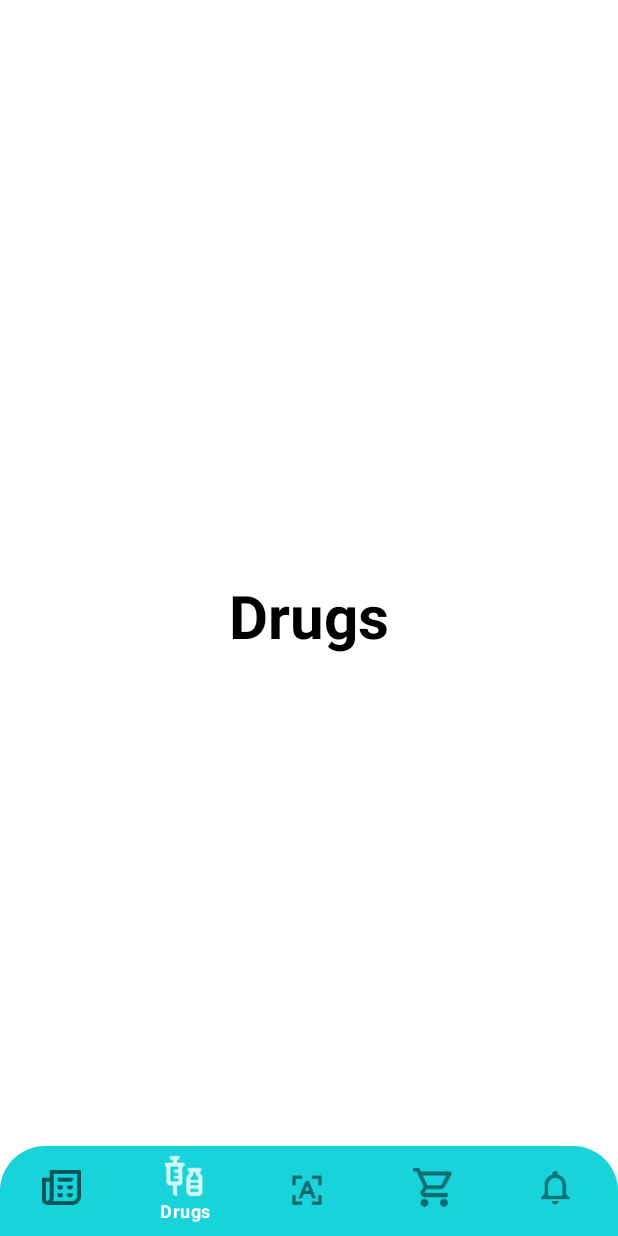
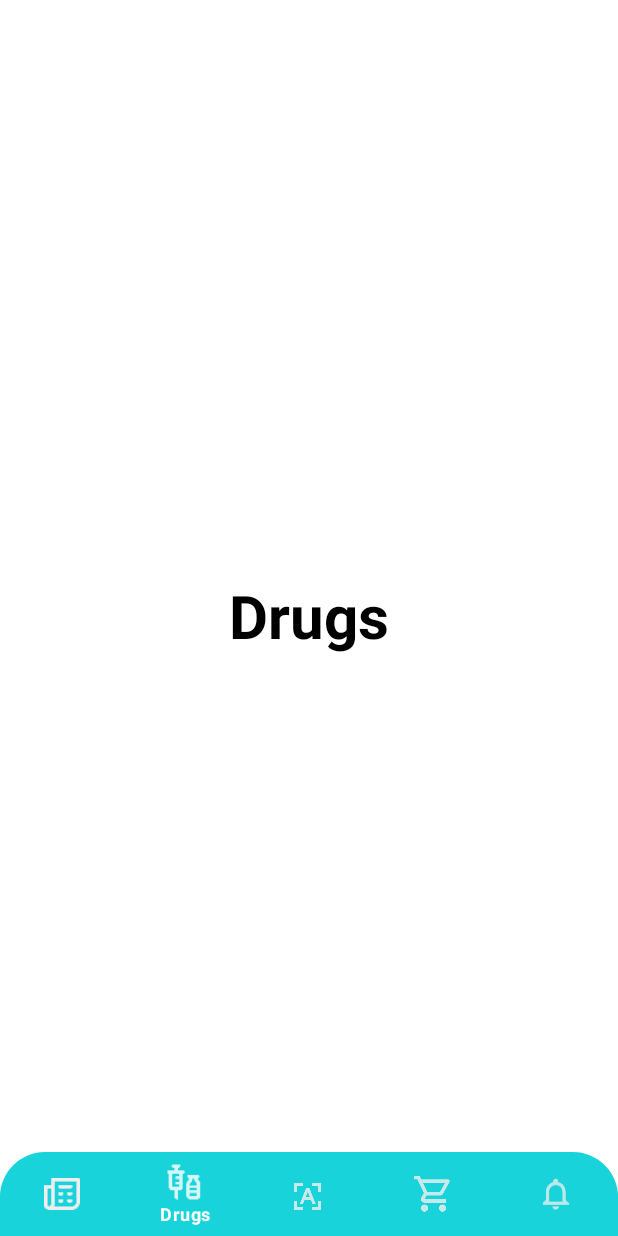
Before and after one commit to mahmoud947/smart_pharmacy, an Android app built with Jetpack Compose: the screen it shows after launch (MainActivity), item 2 of the bottom bar chosen, on a phone screen of 412 x 824 dp. Run offline under Robolectric (Android 15) with nearby library versions, the phone set to English and light mode, and no system bars; our stand-ins replace Dagger/Hilt's generated code, accompanist, paging.

Commit message:
add news feature

```diff
--- a/app/src/main/java/com/example/curativepis/core/presentation/screen/mai_screen/MainScreen.kt
+++ b/app/src/main/java/com/example/curativepis/core/presentation/screen/mai_screen/MainScreen.kt
@@ -1,6 +1,8 @@
 package com.example.curativepis.core.presentation.screen
 
-import androidx.compose.foundation.layout.*
+import androidx.compose.foundation.layout.RowScope
+import androidx.compose.foundation.layout.fillMaxWidth
+import androidx.compose.foundation.layout.size
 import androidx.compose.foundation.shape.RoundedCornerShape
 import androidx.compose.material.*
 import androidx.compose.runtime.Composable
@@ -20,14 +22,14 @@ import androidx.navigation.compose.currentBackStackEntryAsState
 import androidx.navigation.compose.rememberNavController
 import com.example.curativepis.core.navigation.BottomBarScreen
 import com.example.curativepis.core.navigation.BottomNavGraph
-import dagger.hilt.android.AndroidEntryPoint
 
 @Composable
 fun MainScreen() {
     val navController = rememberNavController()
     Scaffold(
-        bottomBar = { BottomBar(navController = navController) }
+        bottomBar = { BottomBar(navController = navController) },
     ) {
+
         BottomNavGraph(navController = navController)
     }
 }
@@ -47,8 +49,7 @@ fun BottomBar(navController: NavHostController) {
         backgroundColor = Color(0xFF19D3DA),
         modifier = Modifier
             .fillMaxWidth()
-            .clip(RoundedCornerShape(30.dp, 30.dp, 0.dp, 0.dp))
-            .height(60.dp),
+            .clip(RoundedCornerShape(30.dp, 30.dp, 0.dp, 0.dp)),
         elevation = 12.dp,
     ) {
 
@@ -85,15 +86,15 @@ fun RowScope.AddItem(
                 Icon(
                     painterResource(id = screen.icon),
                     contentDescription = screen.title,
-                    Modifier.size(32.dp),
+                    Modifier.size(28.dp),
                     tint = Color.White,
-
-                    )
+                )
             } else {
                 Icon(
                     painterResource(id = screen.icon),
                     contentDescription = screen.title,
-                    Modifier.size(26.dp),
+                    Modifier.size(24.dp),
+                    tint = Color(0xFFEEEEEE)
                 )
             }
 
@@ -109,11 +110,12 @@ fun RowScope.AddItem(
                 launchSingleTop = true
 
             }
+
         },
         alwaysShowLabel = false,
         enabled = true,
         selectedContentColor = Color.White,
-        unselectedContentColor = LocalContentColor.current.copy(alpha = ContentAlpha.medium),
+        unselectedContentColor = LocalContentColor.current.copy(alpha = ContentAlpha.disabled),
 
         )
 }
--- a/app/src/main/java/com/example/curativepis/feature_news/presntaion/screen/news_list_screen/NewsListScreenState.kt
+++ b/app/src/main/java/com/example/curativepis/feature_news/presntaion/screen/news_list_screen/NewsListScreenState.kt
@@ -7,5 +7,5 @@ import kotlinx.coroutines.flow.emptyFlow
 import kotlinx.coroutines.flow.flow
 
 data class NewsListScreenState(
-   var news: Flow<PagingData<Article>> = emptyFlow()
+   val news: Flow<PagingData<Article>> = emptyFlow()
 )
--- a/app/src/main/java/com/example/curativepis/feature_news/presntaion/screen/news_list_screen/NewsScreen.kt
+++ b/app/src/main/java/com/example/curativepis/feature_news/presntaion/screen/news_list_screen/NewsScreen.kt
@@ -1,43 +1,93 @@
 package com.example.curativepis.feature_news.presntaion.screen
 
+import android.annotation.SuppressLint
 import androidx.compose.foundation.background
-import androidx.compose.foundation.layout.Box
-import androidx.compose.foundation.layout.fillMaxSize
-import androidx.compose.material.Text
+import androidx.compose.foundation.layout.*
+import androidx.compose.material.*
+import androidx.compose.material.icons.Icons
+import androidx.compose.material.icons.filled.Menu
 import androidx.compose.runtime.Composable
 import androidx.compose.runtime.SideEffect
+import androidx.compose.runtime.rememberCoroutineScope
 import androidx.compose.ui.Alignment
 import androidx.compose.ui.Modifier
 import androidx.compose.ui.graphics.Color
 import androidx.compose.ui.text.font.FontWeight
+import androidx.compose.ui.text.style.TextAlign
 import androidx.compose.ui.tooling.preview.Preview
+import androidx.compose.ui.unit.dp
 import androidx.compose.ui.unit.sp
 import androidx.hilt.navigation.compose.hiltViewModel
 import androidx.paging.compose.collectAsLazyPagingItems
 import com.example.curativepis.feature_news.presntaion.screen.news_list_screen.NewsViewModel
 import com.example.curativepis.feature_news.presntaion.screen.news_list_screen.components.NewsListContent
 import com.google.accompanist.systemuicontroller.rememberSystemUiController
+import kotlinx.coroutines.launch
 
+@SuppressLint("StateFlowValueCalledInComposition")
 @Composable
 fun NewsScreen(
     homeViewModel: NewsViewModel = hiltViewModel()
 ) {
-    Box(modifier = Modifier
-        .fillMaxSize()
-        .background(Color.White),
-        contentAlignment = Alignment.Center
+    val scaffoldState= rememberScaffoldState(
+        drawerState = rememberDrawerState(initialValue = DrawerValue.Closed)
+    )
+    val scope= rememberCoroutineScope()
+
+    Scaffold(
+        scaffoldState = scaffoldState,
+        topBar = {
+
+            TopAppBar(
+                modifier = Modifier.fillMaxWidth(),
+                backgroundColor = MaterialTheme.colors.primary,
+                contentColor = Color.White,
+                title = {
+                    Row(modifier = Modifier.fillMaxWidth().padding(end = 72.dp), horizontalArrangement = Arrangement.Center) {
+                        Text(text = "News")
+                    }
+
+                        },
+                navigationIcon = {
+                    IconButton(
+                        onClick = {
+                            scope.launch {
+                                  scaffoldState.drawerState.open()
+                            }
+                        },
+                    ) {
+                        Icon(imageVector = Icons.Filled.Menu, contentDescription = "Menu Icon")
+
+                    }
+                }
+            )
+        },
+        drawerContent = {
+                Text("Drawer title", modifier = Modifier.padding(16.dp))
+        }
     ) {
         val systemUiController = rememberSystemUiController()
         val getAllNews=homeViewModel.state.value.news.collectAsLazyPagingItems()
+        val color=MaterialTheme.colors.primary
         SideEffect {
             systemUiController.setStatusBarColor(
-                color = Color(0XFF19D3DA),
+                color = color,
                 darkIcons = false
             )
         }
-        NewsListContent(items = getAllNews)
+        Box(modifier = Modifier
+            .fillMaxSize()
+            .background(Color.White),
+            contentAlignment = Alignment.Center
+        ) {
+
+
+            NewsListContent(items = getAllNews)
+
+        }
 
     }
+
 }
 
 @Composable
--- a/app/src/main/java/com/example/curativepis/feature_news/presntaion/screen/news_list_screen/NewsViewModel.kt
+++ b/app/src/main/java/com/example/curativepis/feature_news/presntaion/screen/news_list_screen/NewsViewModel.kt
@@ -1,15 +1,11 @@
 package com.example.curativepis.feature_news.presntaion.screen.news_list_screen
 
-import androidx.compose.runtime.State
-import androidx.compose.runtime.mutableStateOf
 import androidx.lifecycle.ViewModel
 import androidx.lifecycle.viewModelScope
 import androidx.paging.cachedIn
 import com.example.curativepis.feature_news.domain.repository.NewsRepository
 import dagger.hilt.android.lifecycle.HiltViewModel
-import kotlinx.coroutines.flow.collect
-import kotlinx.coroutines.flow.emptyFlow
-import kotlinx.coroutines.flow.flow
+import kotlinx.coroutines.flow.*
 import kotlinx.coroutines.launch
 import javax.inject.Inject
 
@@ -18,8 +14,8 @@ class NewsViewModel @Inject constructor(
     private val repository: NewsRepository
 ):ViewModel() {
 
-    private val _state= mutableStateOf(NewsListScreenState())
-    val state: State<NewsListScreenState> = _state
+    private val _state= MutableStateFlow(NewsListScreenState())
+    val state: StateFlow<NewsListScreenState> = _state
 
     init {
         getAllNews()
@@ -27,7 +23,9 @@ class NewsViewModel @Inject constructor(
     private fun getAllNews(){
         viewModelScope.launch {
             repository.getAllNews().cachedIn(viewModelScope).collect{
-                _state.value.news= flow { emit(it) }
+                _state.value=state.value.copy(
+                    news = flow { emit(it) }
+                )
             }
         }
     }
--- a/app/src/main/java/com/example/curativepis/feature_news/presntaion/screen/news_list_screen/components/NewsListContent.kt
+++ b/app/src/main/java/com/example/curativepis/feature_news/presntaion/screen/news_list_screen/components/NewsListContent.kt
@@ -1,25 +1,35 @@
 package com.example.curativepis.feature_news.presntaion.screen.news_list_screen.components
 
 import android.util.Log
+import androidx.compose.foundation.background
 import androidx.compose.foundation.layout.Arrangement
 import androidx.compose.foundation.layout.PaddingValues
 import androidx.compose.foundation.layout.fillMaxSize
 import androidx.compose.foundation.lazy.LazyColumn
+import androidx.compose.material.MaterialTheme
 import androidx.compose.runtime.Composable
+import androidx.compose.ui.Alignment
 import androidx.compose.ui.Modifier
 import androidx.compose.ui.unit.dp
 import androidx.paging.compose.LazyPagingItems
 import androidx.paging.compose.items
+import coil.annotation.ExperimentalCoilApi
 import com.example.curativepis.feature_news.domain.model.Article
+import com.example.curativepis.ui.theme.spacing
 
+@OptIn(ExperimentalCoilApi::class, androidx.compose.foundation.ExperimentalFoundationApi::class)
 @Composable
 fun NewsListContent(items: LazyPagingItems<Article>) {
     Log.d("Error", items.loadState.toString())
     LazyColumn(
-        modifier = Modifier.fillMaxSize(),
-        contentPadding = PaddingValues(all = 12.dp),
-        verticalArrangement = Arrangement.spacedBy(12.dp)
+        modifier = Modifier
+            .fillMaxSize()
+            .background(MaterialTheme.colors.background),
+        contentPadding = PaddingValues(horizontal = MaterialTheme.spacing.default),
+        verticalArrangement = Arrangement.spacedBy(MaterialTheme.spacing.small.plus(2.dp)),
+        horizontalAlignment = Alignment.CenterHorizontally
     ) {
+
         items(
             items = items,
             key = { article ->
@@ -30,5 +40,6 @@ fun NewsListContent(items: LazyPagingItems<Article>) {
                 NewsItem(article = it)
             }
         }
+
     }
 }
--- a/app/src/main/java/com/example/curativepis/ui/theme/Color.kt
+++ b/app/src/main/java/com/example/curativepis/ui/theme/Color.kt
@@ -6,3 +6,5 @@ val Purple200 = Color(0xFFBB86FC)
 val Purple500 = Color(0xFF6200EE)
 val Purple700 = Color(0xFF3700B3)
 val Teal200 = Color(0xFF03DAC5)
+val LightGrey=Color(0xFFE8E7E7)
+val babyBlue= Color(0XFF19D3DA)
--- a/app/src/main/java/com/example/curativepis/ui/theme/Shape.kt
+++ b/app/src/main/java/com/example/curativepis/ui/theme/Shape.kt
@@ -6,6 +6,6 @@ import androidx.compose.ui.unit.dp
 
 val Shapes = Shapes(
     small = RoundedCornerShape(4.dp),
-    medium = RoundedCornerShape(4.dp),
-    large = RoundedCornerShape(0.dp)
+    medium = RoundedCornerShape(8.dp),
+    large = RoundedCornerShape(12.dp),
 )
--- /dev/null
+++ b/app/src/main/java/com/example/curativepis/ui/theme/Spacing.kt
@@ -0,0 +1,25 @@
+package com.example.curativepis.ui.theme
+
+import androidx.compose.material.MaterialTheme
+import androidx.compose.runtime.Composable
+import androidx.compose.runtime.ReadOnlyComposable
+import androidx.compose.runtime.compositionLocalOf
+import androidx.compose.ui.unit.Dp
+import androidx.compose.ui.unit.dp
+
+data class Spacing(
+    val default: Dp = 0.dp,
+    val extraSmall: Dp = 2.dp,
+    val small: Dp = 4.dp,
+    val regulator:Dp=8.dp,
+    val medium: Dp = 16.dp,
+    val large: Dp = 32.dp,
+    val extraLarge: Dp = 64.dp,
+)
+
+val LocalSpacing = compositionLocalOf { Spacing() }
+
+val MaterialTheme.spacing: Spacing
+    @Composable
+    @ReadOnlyComposable
+    get() = LocalSpacing.current
--- a/app/src/main/java/com/example/curativepis/ui/theme/Theme.kt
+++ b/app/src/main/java/com/example/curativepis/ui/theme/Theme.kt
@@ -5,18 +5,22 @@ import androidx.compose.material.MaterialTheme
 import androidx.compose.material.darkColors
 import androidx.compose.material.lightColors
 import androidx.compose.runtime.Composable
+import androidx.compose.runtime.CompositionLocalProvider
 
 private val DarkColorPalette = darkColors(
-    primary = Purple200,
+    primary = babyBlue,
     primaryVariant = Purple700,
     secondary = Teal200,
+    background = LightGrey
 
 )
 
 private val LightColorPalette = lightColors(
-    primary = Purple500,
+    primary = babyBlue,
     primaryVariant = Purple700,
-    secondary = Teal200
+    secondary = Teal200,
+    background = LightGrey
+
 
     /* Other default colors to override
     background = Color.White,
@@ -36,6 +40,11 @@ fun CurativePISTheme(darkTheme: Boolean = isSystemInDarkTheme(), content: @Compo
         LightColorPalette
     }
 
+    CompositionLocalProvider(LocalSpacing provides  Spacing(),
+        ) {
+
+    }
+
     MaterialTheme(
         colors = colors,
         typography = Typography,
```
Also changed, not shown: app/src/main/java/com/example/curativepis/feature_news/presntaion/screen/news_list_screen/components/ExpandableText.kt (+74 -53 lines), app/src/main/java/com/example/curativepis/feature_news/presntaion/screen/news_list_screen/components/NewsCardWithImage.kt (added, +181 -0 lines), app/src/main/java/com/example/curativepis/feature_news/presntaion/screen/news_list_screen/components/NewsCardWithOutImage.kt (added, +166 -0 lines), app/src/main/java/com/example/curativepis/feature_news/presntaion/screen/news_list_screen/components/NewsItem.kt (+37 -16 lines).
